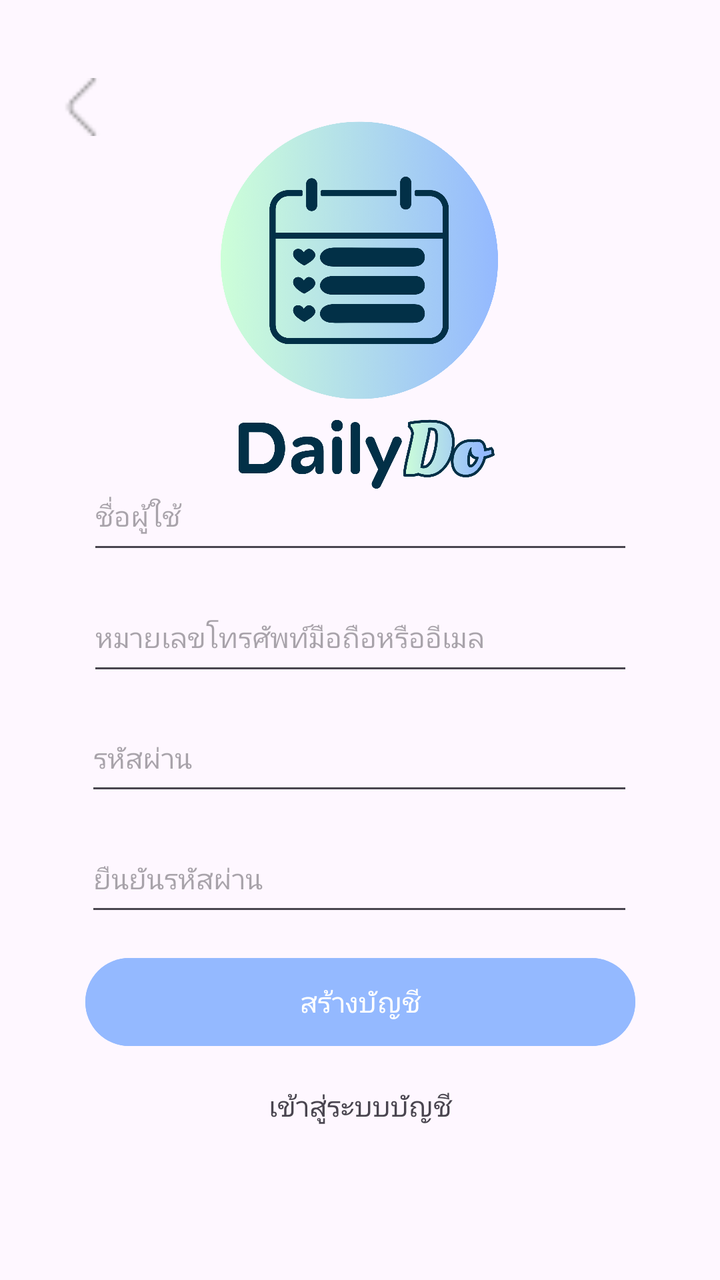
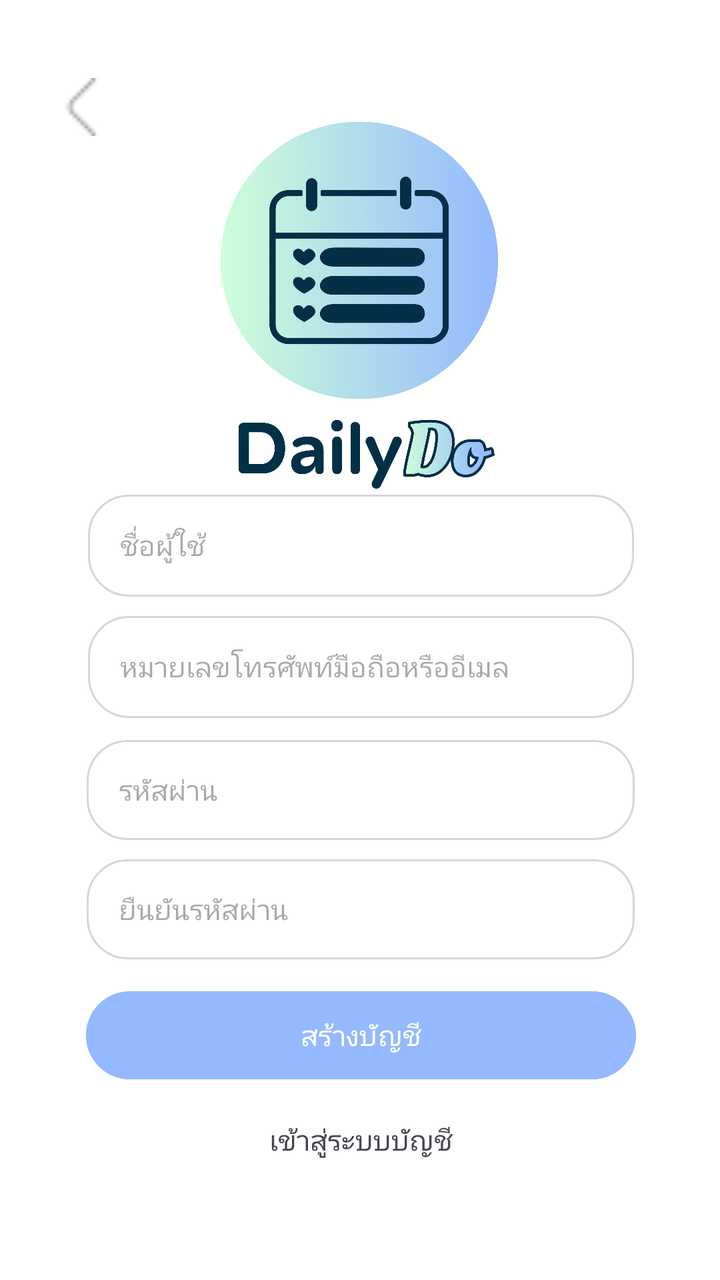

An Android layout rendered at two revisions. The XML below is the earlier revision; the diff shows what the commit changed to produce the second picture.
<!-- AndroidManifest.xml: application theme Theme.Project -->
<!-- res/layout/activity_register.xml -->
<?xml version="1.0" encoding="utf-8"?>
<androidx.constraintlayout.widget.ConstraintLayout xmlns:android="http://schemas.android.com/apk/res/android"
    xmlns:app="http://schemas.android.com/apk/res-auto"
    xmlns:tools="http://schemas.android.com/tools"
    android:id="@+id/main"
    android:layout_width="match_parent"
    android:layout_height="match_parent"
    tools:context=".RegisterActivity">

    <ImageView
        android:id="@+id/rimg_back"
        android:layout_width="30dp"
        android:layout_height="29dp"
        android:backgroundTint="#023047"
        android:src="@drawable/ic_back"
        app:layout_constraintBottom_toBottomOf="parent"
        app:layout_constraintEnd_toEndOf="parent"
        app:layout_constraintHorizontal_bias="0.077"
        app:layout_constraintStart_toStartOf="parent"
        app:layout_constraintTop_toTopOf="parent"
        app:layout_constraintVertical_bias="0.064" />

    <ImageView
        android:id="@+id/img_logo3"
        android:layout_width="236dp"
        android:layout_height="193dp"
        app:layout_constraintBottom_toBottomOf="parent"
        app:layout_constraintEnd_toEndOf="parent"
        app:layout_constraintHorizontal_bias="0.497"
        app:layout_constraintStart_toStartOf="parent"
        app:layout_constraintTop_toTopOf="parent"
        app:layout_constraintVertical_bias="0.13"
        app:srcCompat="@drawable/daily" />

    <EditText
        android:id="@+id/redt_username"
        android:layout_width="273dp"
        android:layout_height="51dp"
        android:ems="10"
        android:hint="ชื่อผู้ใช้"
        android:inputType="textPersonName"
        android:textSize="14sp"
        app:layout_constraintBottom_toBottomOf="parent"
        app:layout_constraintEnd_toEndOf="parent"
        app:layout_constraintStart_toStartOf="parent"
        app:layout_constraintTop_toTopOf="parent"
        app:layout_constraintVertical_bias="0.392" />

    <EditText
        android:id="@+id/redt_email"
        android:layout_width="273dp"
        android:layout_height="51dp"
        android:ems="10"
        android:hint="หมายเลขโทรศัพท์มือถือหรืออีเมล"
        android:inputType="text"
        android:textSize="14sp"
        app:layout_constraintBottom_toBottomOf="parent"
        app:layout_constraintEnd_toEndOf="parent"
        app:layout_constraintStart_toStartOf="parent"
        app:layout_constraintTop_toTopOf="parent"
        app:layout_constraintVertical_bias="0.495" />

    <EditText
        android:id="@+id/redt_pass"
        android:layout_width="274dp"
        android:layout_height="50dp"
        android:ems="10"
        android:hint="รหัสผ่าน"
        android:inputType="textPassword"
        android:textSize="14sp"
        app:layout_constraintBottom_toBottomOf="parent"
        app:layout_constraintEnd_toEndOf="parent"
        app:layout_constraintHorizontal_bias="0.496"
        app:layout_constraintStart_toStartOf="parent"
        app:layout_constraintTop_toTopOf="parent"
        app:layout_constraintVertical_bias="0.598" />

    <EditText
        android:id="@+id/redt_cPass"
        android:layout_width="274dp"
        android:layout_height="50dp"
        android:ems="10"
        android:hint="ยืนยันรหัสผ่าน"
        android:inputType="textPassword"
        android:textSize="14sp"
        app:layout_constraintBottom_toBottomOf="parent"
        app:layout_constraintEnd_toEndOf="parent"
        app:layout_constraintHorizontal_bias="0.496"
        app:layout_constraintStart_toStartOf="parent"
        app:layout_constraintTop_toTopOf="parent"
        app:layout_constraintVertical_bias="0.7" />

    <Button
        android:id="@+id/rbtn_acc"
        android:layout_width="275dp"
        android:layout_height="52dp"
        android:backgroundTint="#94b9ff"
        android:text="สร้างบัญชี"
        android:textColorLink="#331C1C"
        app:layout_constraintBottom_toBottomOf="parent"
        app:layout_constraintEnd_toEndOf="parent"
        app:layout_constraintStart_toStartOf="parent"
        app:layout_constraintTop_toTopOf="parent"
        app:layout_constraintVertical_bias="0.808" />

    <TextView
        android:id="@+id/txt_signin"
        android:layout_width="275dp"
        android:layout_height="51dp"
        android:gravity="center"
        android:text="เข้าสู่ระบบบัญชี"
        app:layout_constraintBottom_toBottomOf="parent"
        app:layout_constraintEnd_toEndOf="parent"
        app:layout_constraintStart_toStartOf="parent"
        app:layout_constraintTop_toTopOf="parent"
        app:layout_constraintVertical_bias="0.896" />
</androidx.constraintlayout.widget.ConstraintLayout>
<!-- resources referenced by this layout -->
<resources>
  <!-- drawable daily: png bitmap (drawable, 527628 bytes) -->
  <!-- drawable ic_back: png bitmap (drawable, 430 bytes) -->
  <style name="Theme.Project" parent="Base.Theme.Project" />
  <style name="Base.Theme.Project" parent="Theme.Material3.DayNight.NoActionBar">
          
          
      </style>
</resources>

<!-- the commit's change to res/layout/activity_register.xml (unified diff, before → after) -->
@@ -5,6 +5,7 @@
     android:id="@+id/main"
     android:layout_width="match_parent"
     android:layout_height="match_parent"
+    android:background="#ffffff"
     tools:context=".RegisterActivity">
 
     <ImageView
@@ -36,59 +37,31 @@
         android:id="@+id/redt_username"
         android:layout_width="273dp"
         android:layout_height="51dp"
+        android:background="@drawable/edittext_bg"
         android:ems="10"
         android:hint="ชื่อผู้ใช้"
         android:inputType="textPersonName"
+        android:paddingStart="16dp"
         android:textSize="14sp"
         app:layout_constraintBottom_toBottomOf="parent"
         app:layout_constraintEnd_toEndOf="parent"
+        app:layout_constraintHorizontal_bias="0.507"
         app:layout_constraintStart_toStartOf="parent"
         app:layout_constraintTop_toTopOf="parent"
-        app:layout_constraintVertical_bias="0.392" />
+        app:layout_constraintVertical_bias="0.42" />
 
-    <EditText
-        android:id="@+id/redt_email"
-        android:layout_width="273dp"
+    <TextView
+        android:id="@+id/txt_signin"
+        android:layout_width="275dp"
         android:layout_height="51dp"
-        android:ems="10"
-        android:hint="หมายเลขโทรศัพท์มือถือหรืออีเมล"
-        android:inputType="text"
-        android:textSize="14sp"
+        android:gravity="center"
+        android:text="เข้าสู่ระบบบัญชี"
         app:layout_constraintBottom_toBottomOf="parent"
         app:layout_constraintEnd_toEndOf="parent"
+        app:layout_constraintHorizontal_bias="0.507"
         app:layout_constraintStart_toStartOf="parent"
         app:layout_constraintTop_toTopOf="parent"
-        app:layout_constraintVertical_bias="0.495" />
-
-    <EditText
-        android:id="@+id/redt_pass"
-        android:layout_width="274dp"
-        android:layout_height="50dp"
-        android:ems="10"
-        android:hint="รหัสผ่าน"
-        android:inputType="textPassword"
-        android:textSize="14sp"
-        app:layout_constraintBottom_toBottomOf="parent"
-        app:layout_constraintEnd_toEndOf="parent"
-        app:layout_constraintHorizontal_bias="0.496"
-        app:layout_constraintStart_toStartOf="parent"
-        app:layout_constraintTop_toTopOf="parent"
-        app:layout_constraintVertical_bias="0.598" />
-
-    <EditText
-        android:id="@+id/redt_cPass"
-        android:layout_width="274dp"
-        android:layout_height="50dp"
-        android:ems="10"
-        android:hint="ยืนยันรหัสผ่าน"
-        android:inputType="textPassword"
-        android:textSize="14sp"
-        app:layout_constraintBottom_toBottomOf="parent"
-        app:layout_constraintEnd_toEndOf="parent"
-        app:layout_constraintHorizontal_bias="0.496"
-        app:layout_constraintStart_toStartOf="parent"
-        app:layout_constraintTop_toTopOf="parent"
-        app:layout_constraintVertical_bias="0.7" />
+        app:layout_constraintVertical_bias="0.925" />
 
     <Button
         android:id="@+id/rbtn_acc"
@@ -99,19 +72,60 @@
         android:textColorLink="#331C1C"
         app:layout_constraintBottom_toBottomOf="parent"
         app:layout_constraintEnd_toEndOf="parent"
+        app:layout_constraintHorizontal_bias="0.507"
         app:layout_constraintStart_toStartOf="parent"
         app:layout_constraintTop_toTopOf="parent"
-        app:layout_constraintVertical_bias="0.808" />
+        app:layout_constraintVertical_bias="0.836" />
 
-    <TextView
-        android:id="@+id/txt_signin"
-        android:layout_width="275dp"
-        android:layout_height="51dp"
-        android:gravity="center"
-        android:text="เข้าสู่ระบบบัญชี"
+    <EditText
+        android:id="@+id/redt_cPass"
+        android:layout_width="274dp"
+        android:layout_height="50dp"
+        android:background="@drawable/edittext_bg"
+        android:ems="10"
+        android:hint="ยืนยันรหัสผ่าน"
+        android:inputType="textPassword"
+        android:paddingStart="16dp"
+        android:textSize="14sp"
         app:layout_constraintBottom_toBottomOf="parent"
         app:layout_constraintEnd_toEndOf="parent"
+        app:layout_constraintHorizontal_bias="0.503"
         app:layout_constraintStart_toStartOf="parent"
         app:layout_constraintTop_toTopOf="parent"
-        app:layout_constraintVertical_bias="0.896" />
+        app:layout_constraintVertical_bias="0.728" />
+
+    <EditText
+        android:id="@+id/redt_pass"
+        android:layout_width="274dp"
+        android:layout_height="50dp"
+        android:background="@drawable/edittext_bg"
+        android:ems="10"
+        android:hint="รหัสผ่าน"
+        android:inputType="textPassword"
+        android:paddingStart="16dp"
+        android:textSize="14sp"
+        app:layout_constraintBottom_toBottomOf="parent"
+        app:layout_constraintEnd_toEndOf="parent"
+        app:layout_constraintHorizontal_bias="0.503"
+        app:layout_constraintStart_toStartOf="parent"
+        app:layout_constraintTop_toTopOf="parent"
+        app:layout_constraintVertical_bias="0.627" />
+
+    <EditText
+        android:id="@+id/redt_email"
+        android:layout_width="273dp"
+        android:layout_height="51dp"
+        android:background="@drawable/edittext_bg"
+        android:ems="10"
+        android:hint="หมายเลขโทรศัพท์มือถือหรืออีเมล"
+        android:inputType="text"
+        android:paddingStart="16dp"
+        android:textSize="14sp"
+        app:layout_constraintBottom_toBottomOf="parent"
+        app:layout_constraintEnd_toEndOf="parent"
+        app:layout_constraintHorizontal_bias="0.507"
+        app:layout_constraintStart_toStartOf="parent"
+        app:layout_constraintTop_toTopOf="parent"
+        app:layout_constraintVertical_bias="0.523" />
+
 </androidx.constraintlayout.widget.ConstraintLayout>
<!-- resource entries referenced after the edit -->
@@ -1,6 +1,33 @@
 <!-- resources referenced by this layout -->
 <resources>
   <!-- drawable daily: png bitmap (drawable, 527628 bytes) -->
+  <!-- drawable edittext_bg (drawable) -->
+  <?xml version="1.0" encoding="utf-8"?>
+  <selector xmlns:android="http://schemas.android.com/apk/res/android">
+  
+      
+      <item android:state_focused="true">
+          <shape>
+              <solid android:color="#FFFFFF"/>
+              <stroke
+                  android:width="2dp"
+                  android:color="#94b9ff"/>
+              <corners android:radius="20dp"/>
+          </shape>
+      </item>
+  
+      
+      <item>
+          <shape>
+              <solid android:color="#FFFFFF"/>
+              <stroke
+                  android:width="1dp"
+                  android:color="#D6D6D6"/>
+              <corners android:radius="20dp"/>
+          </shape>
+      </item>
+  
+  </selector>
   <!-- drawable ic_back: png bitmap (drawable, 430 bytes) -->
   <style name="Theme.Project" parent="Base.Theme.Project" />
   <style name="Base.Theme.Project" parent="Theme.Material3.DayNight.NoActionBar">
